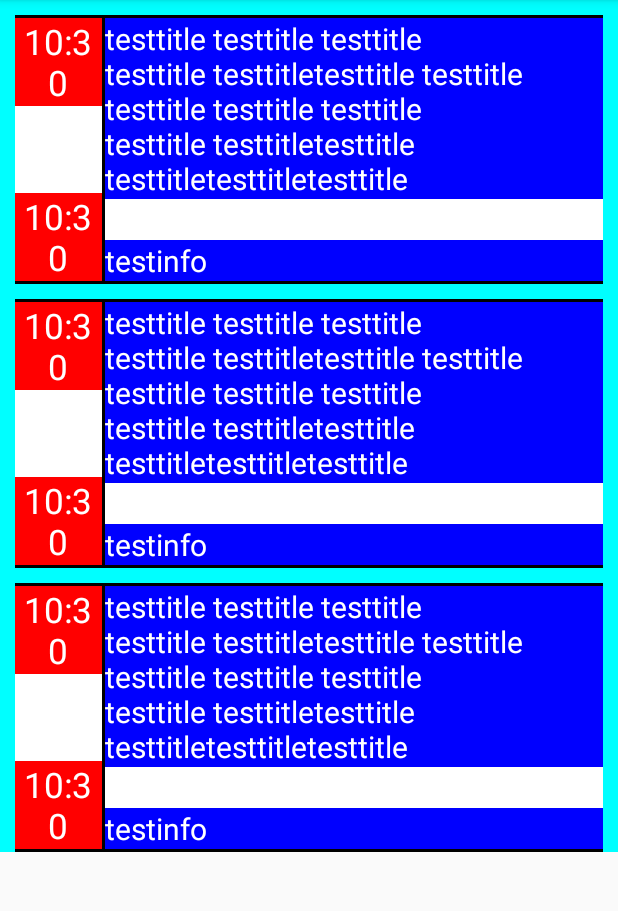
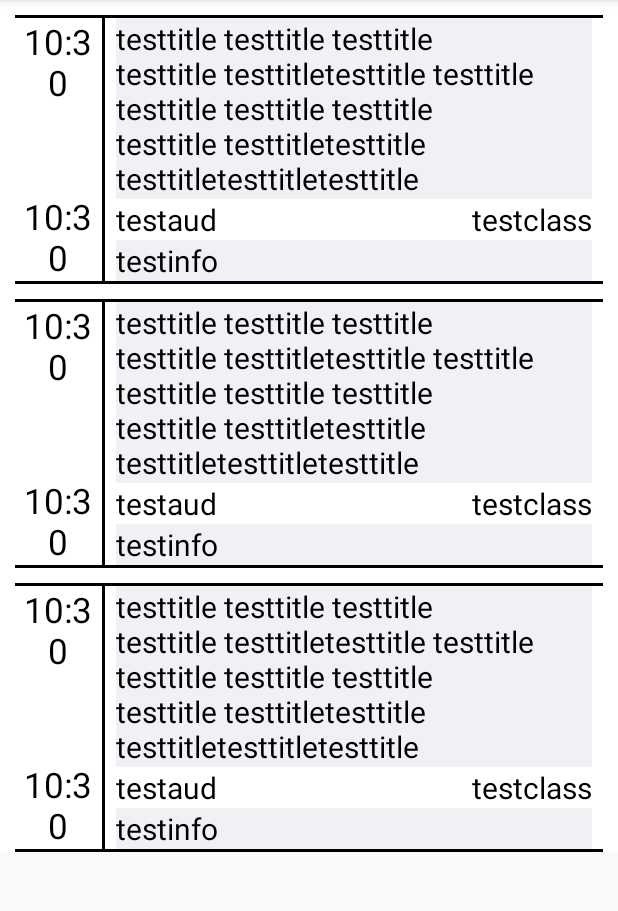
Before and after one commit to spirifoxy/AltSTU-personal-office, an Android app: the fragment TimetableFragment shown on its own in the app's theme, on a phone screen of 412 x 824 dp, the part 84-995 px from its top. Run offline under Robolectric (Android 15) with nearby library versions, the phone set to English and light mode, and no system bars; 2 statements that could not run were skipped.

Commit message:
Redesign timetable

```diff
--- a/app/src/main/res/layout/item_timetable.xml
+++ b/app/src/main/res/layout/item_timetable.xml
@@ -3,7 +3,7 @@
     xmlns:tools="http://schemas.android.com/tools"
     android:layout_width="fill_parent"
     android:layout_height="fill_parent"
-    android:background="#0Ff">
+    android:background="#ffffff">
 
     <LinearLayout
         android:layout_width="fill_parent"
@@ -31,9 +31,9 @@
                 android:layout_alignParentStart="true"
                 android:layout_alignParentTop="true"
                 android:textAlignment="center"
-                android:textColor="@android:color/white"
+                android:textColor="@android:color/black"
                 android:textSize="@dimen/text_big"
-                android:background="#f00"/>
+                android:background="#ffffff"/>
 
             <TextView
                 android:id="@+id/textview_end_time"
@@ -42,9 +42,9 @@
                 android:layout_alignParentBottom="true"
                 android:layout_alignParentStart="true"
                 android:textAlignment="center"
-                android:textColor="@android:color/white"
+                android:textColor="@android:color/black"
                 android:textSize="@dimen/text_big"
-                android:background="#f00"/>
+                android:background="#ffffff"/>
         </RelativeLayout>
 
         <LinearLayout
@@ -57,15 +57,19 @@
                 android:layout_width="match_parent"
                 android:layout_height="wrap_content"
                 android:layout_weight="1"
-                android:textColor="@android:color/white"
+                android:textColor="@android:color/black"
                 android:textSize="@dimen/text_normal"
-                android:background="#00F"/>
+                android:background="#f0f0f5"
+                android:layout_marginLeft="7dp"
+                android:layout_marginRight="7dp"/>
 
             <LinearLayout
                 android:layout_width="match_parent"
                 android:layout_height="wrap_content"
                 android:layout_weight="1"
-                android:orientation="horizontal">
+                android:orientation="horizontal"
+                android:layout_marginLeft="7dp"
+                android:layout_marginRight="7dp">
 
                 <TextView
                     android:id="@+id/textview_audience"
@@ -73,7 +77,7 @@
                     android:layout_height="match_parent"
                     android:layout_weight="1"
                     android:textAlignment="viewStart"
-                    android:textColor="@android:color/white"
+                    android:textColor="@android:color/black"
                     android:textSize="@dimen/text_normal" />
 
                 <!--
@@ -86,17 +90,18 @@
                     android:layout_height="match_parent"
                     android:layout_weight="1"
                     android:textAlignment="viewEnd"
-                    android:textColor="@android:color/white"
+                    android:textColor="@android:color/black"
                     android:textSize="@dimen/text_normal" />
             </LinearLayout>
-
             <TextView
                 android:id="@+id/textview_info"
                 android:layout_width="match_parent"
                 android:layout_height="wrap_content"
                 android:layout_weight="1"
-                android:textColor="@android:color/white"
-                android:textSize="@dimen/text_normal" android:background="#00F"/>
+                android:textColor="@android:color/black"
+                android:textSize="@dimen/text_normal" android:background="#f0f0f5"
+                android:layout_marginLeft="7dp"
+                android:layout_marginRight="7dp"/>
         </LinearLayout>
     </LinearLayout>
 </LinearLayout>
--- a/app/src/main/res/values/colors.xml
+++ b/app/src/main/res/values/colors.xml
@@ -41,4 +41,7 @@
     <color name="indicator_2">#9C27B0</color>
     <color name="indicator_3">#00BCD4</color>
     <color name="indicator_4">#2196F3</color>
+    <color name="indicator_5">#74eac5</color>
+    <color name="indicator_6">#dce775</color>
+    <color name="indicator_7">#ff9e80</color>
 </resources>
```
